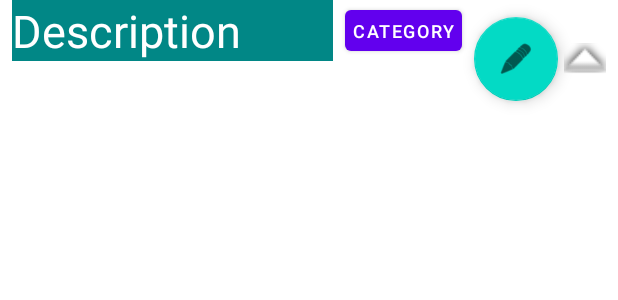
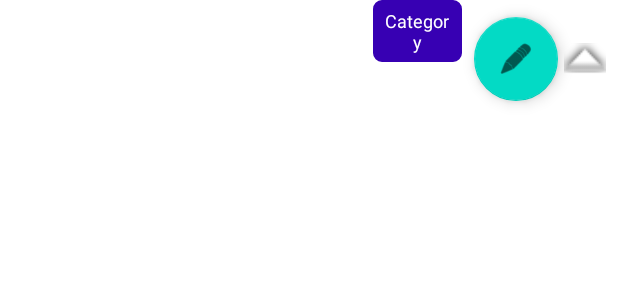
Before and after one commit to CMPUT301F22T08/AndroidImpact, an Android app: the layout ingredient_storage_item.xml on its own in the app's theme, with its tools: preview values and no code run, on a phone screen of 412 x 824 dp. Shown: the top 300 px of the screen. Run offline under Robolectric (Android 15) with nearby library versions, the phone set to English and light mode, and no system bars.

Commit message:
WIP: UI changes

```diff
--- a/app/src/main/res/layout/ingredient_storage_item.xml
+++ b/app/src/main/res/layout/ingredient_storage_item.xml
@@ -3,7 +3,7 @@
     xmlns:app="http://schemas.android.com/apk/res-auto"
     xmlns:tools="http://schemas.android.com/tools"
     android:layout_width="match_parent"
-    android:layout_height="match_parent"
+    android:layout_height="wrap_content"
     android:orientation="vertical">
 
     <androidx.constraintlayout.widget.ConstraintLayout
@@ -17,26 +17,25 @@
             android:layout_width="0dp"
             android:layout_height="wrap_content"
             android:layout_marginStart="8dp"
-            android:background="@color/teal_700"
             android:padding="0dp"
             android:text="@string/description"
             android:textColor="@color/white"
             android:textSize="30sp"
             app:layout_constraintEnd_toStartOf="@+id/store_ingredient_category"
-            app:layout_constraintHorizontal_bias="0.0"
+            app:layout_constraintHorizontal_bias="0"
             app:layout_constraintStart_toStartOf="parent"
             app:layout_constraintTop_toTopOf="parent" />
 
-        <Button
+        <TextView
             android:id="@+id/store_ingredient_category"
-            android:layout_width="wrap_content"
+            android:layout_width="59dp"
             android:layout_height="wrap_content"
             android:layout_marginStart="8dp"
             android:layout_marginEnd="8dp"
-            android:minWidth="0dp"
-            android:minHeight="0dp"
+            android:background="@drawable/category_background_bubble"
             android:padding="5dp"
             android:text="@string/category"
+            android:textAlignment="center"
             android:textColor="@color/white"
             android:textSize="12sp"
             app:layout_constraintBottom_toBottomOf="@+id/store_ingredient_description"
```
